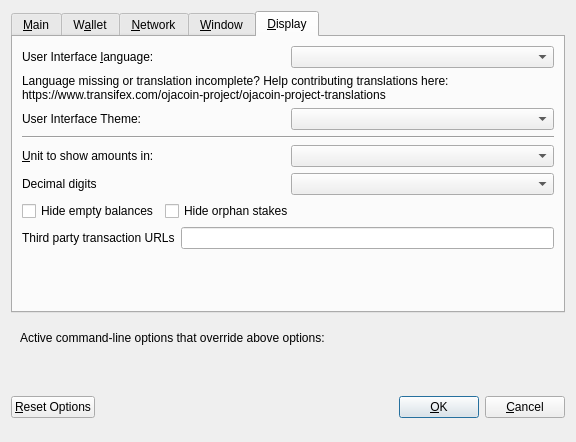
Old version of the form src/qt/forms/optionsdialog.ui in the repository amaterasutechnologies/amaterasu.
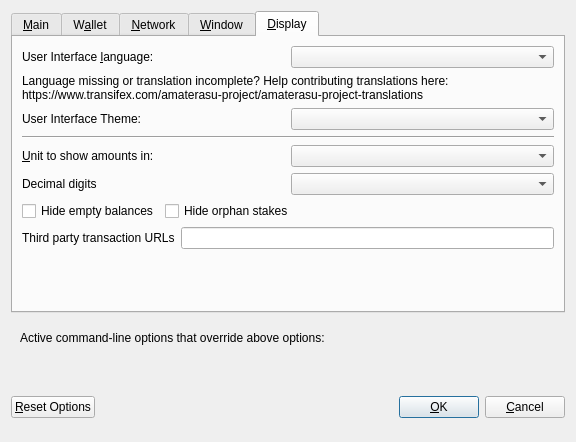
New version of the form. Custom widgets are drawn as their Qt base class.

Diff of the .ui file:
```diff
--- a/src/qt/forms/optionsdialog.ui
+++ b/src/qt/forms/optionsdialog.ui
@@ -511,7 +511,7 @@
          </property>
          <property name="text">
           <string>Language missing or translation incomplete? Help contributing translations here:
-https://www.transifex.com/ojacoin-project/ojacoin-project-translations</string>
+https://www.transifex.com/amaterasu-project/amaterasu-project-translations</string>
          </property>
          <property name="wordWrap">
           <bool>true</bool>
```
Left out of the diff: 18 changed lines with no effect on the pictures.
